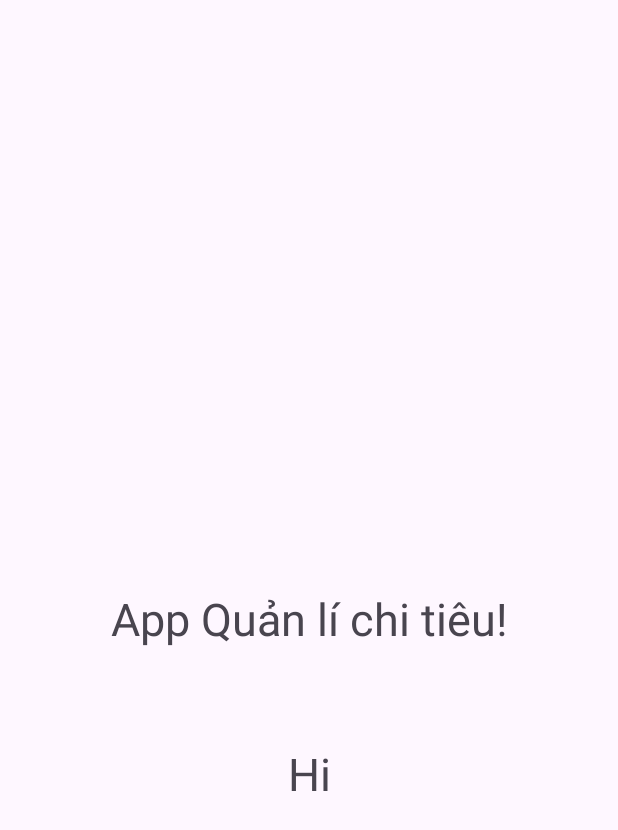
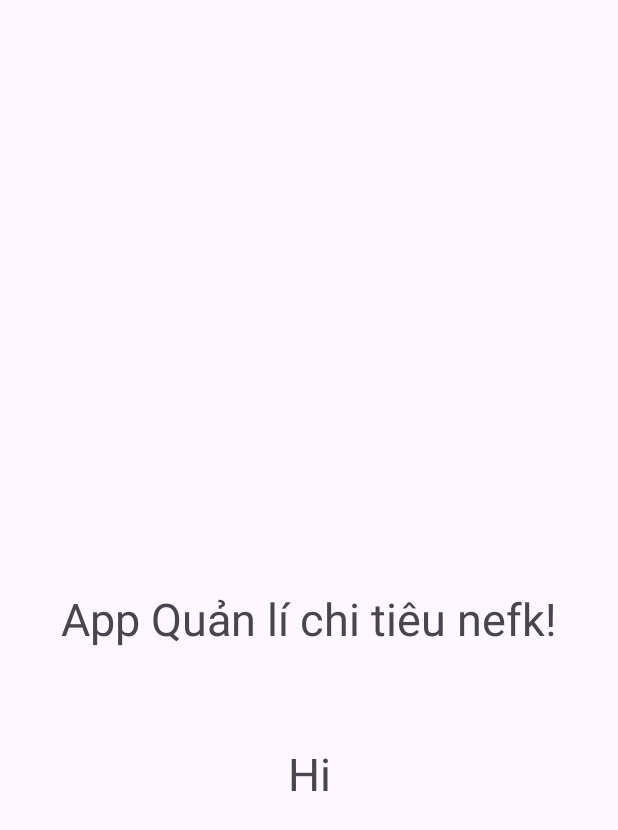
Before and after one commit to atiets/QLCT, an Android app: the screen it shows after launch (MainActivity), on a phone screen of 412 x 824 dp. Shown: the top 830 px of the screen. Run offline under Robolectric (Android 15) with nearby library versions, the phone set to English and light mode, and no system bars.

Commit message:
sửa title

```diff
--- a/app/src/main/res/layout/activity_main.xml
+++ b/app/src/main/res/layout/activity_main.xml
@@ -10,7 +10,7 @@
         android:id="@+id/ten"
         android:layout_width="wrap_content"
         android:layout_height="wrap_content"
-        android:text="App Quản lí chi tiêu!"
+        android:text="App Quản lí chi tiêu nefk!"
         android:textSize="30dp"
         app:layout_constraintBottom_toBottomOf="parent"
         app:layout_constraintEnd_toEndOf="parent"
```
